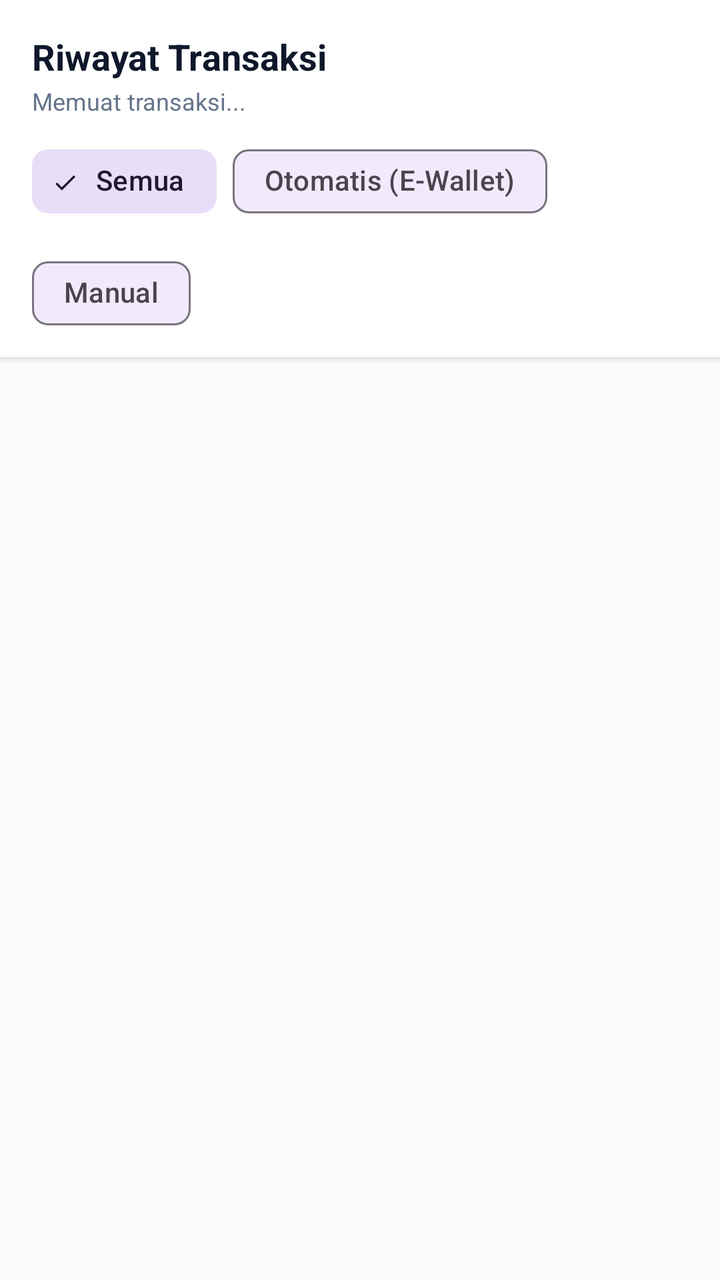
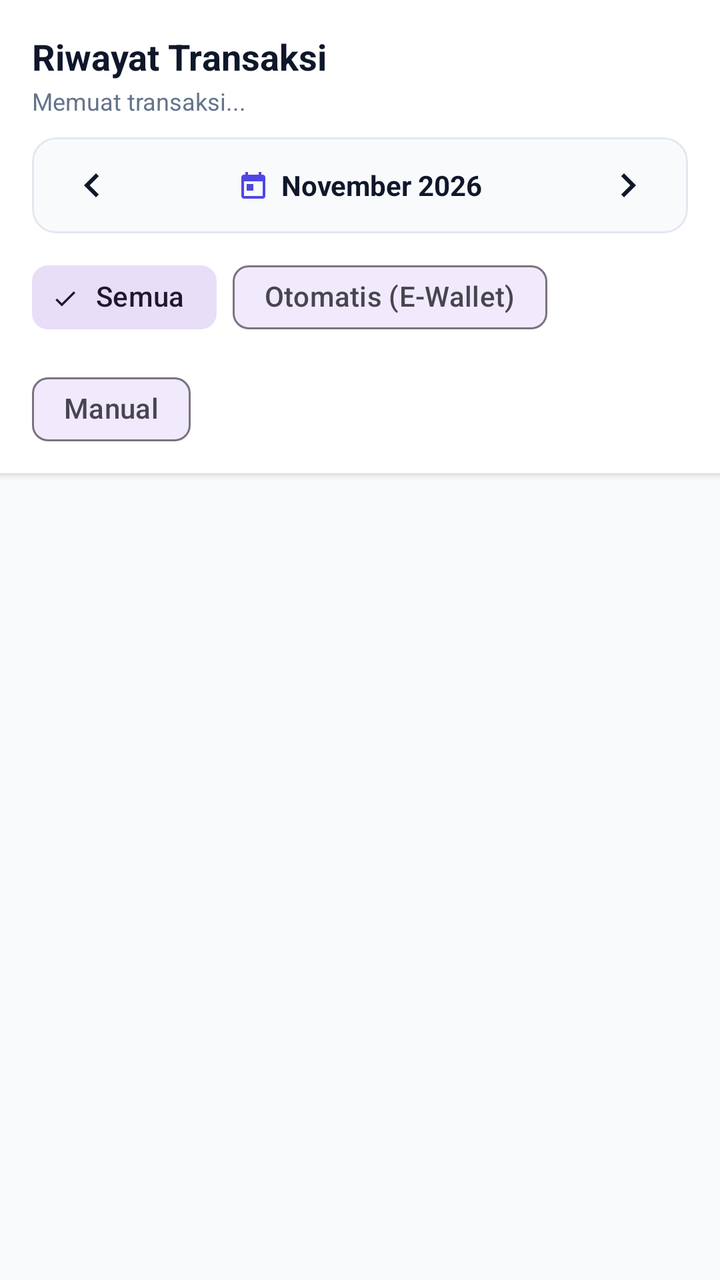

Before-and-after screenshots of an Android layout around one commit, followed by the original layout XML and the change that was made.
<!-- AndroidManifest.xml: application theme Theme.MyApplication -->
<!-- res/layout/fragment_history.xml -->
<?xml version="1.0" encoding="utf-8"?>
<LinearLayout
    xmlns:android="http://schemas.android.com/apk/res/android"
    xmlns:app="http://schemas.android.com/apk/res-auto"
    xmlns:tools="http://schemas.android.com/tools"
    android:layout_width="match_parent"
    android:layout_height="match_parent"
    android:orientation="vertical"
    android:background="@color/background_light">

    
    <LinearLayout
        android:layout_width="match_parent"
        android:layout_height="wrap_content"
        android:orientation="vertical"
        android:paddingHorizontal="16dp"
        android:paddingTop="16dp"
        android:paddingBottom="8dp"
        android:background="@color/surface_card"
        android:elevation="2dp">

        <TextView
            android:layout_width="wrap_content"
            android:layout_height="wrap_content"
            android:text="@string/transaction_history"
            android:textColor="@color/text_primary"
            android:textSize="18sp"
            android:textStyle="bold" />

        <TextView
            android:id="@+id/tv_transaction_count"
            android:layout_width="wrap_content"
            android:layout_height="wrap_content"
            android:layout_marginTop="2dp"
            android:text="Memuat transaksi..."
            android:textColor="@color/text_secondary"
            android:textSize="12sp" />

        
        <com.google.android.material.chip.ChipGroup
            android:id="@+id/chip_group_filter"
            android:layout_width="match_parent"
            android:layout_height="wrap_content"
            android:layout_marginTop="8dp"
            app:singleSelection="true">

            <com.google.android.material.chip.Chip
                android:id="@+id/chip_filter_all"
                style="@style/Widget.Material3.Chip.Filter"
                android:layout_width="wrap_content"
                android:layout_height="wrap_content"
                android:checked="true"
                android:text="@string/filter_all" />

            <com.google.android.material.chip.Chip
                android:id="@+id/chip_filter_auto"
                style="@style/Widget.Material3.Chip.Filter"
                android:layout_width="wrap_content"
                android:layout_height="wrap_content"
                android:text="@string/filter_auto" />

            <com.google.android.material.chip.Chip
                android:id="@+id/chip_filter_manual"
                style="@style/Widget.Material3.Chip.Filter"
                android:layout_width="wrap_content"
                android:layout_height="wrap_content"
                android:text="@string/filter_manual" />
        </com.google.android.material.chip.ChipGroup>
    </LinearLayout>

    <FrameLayout
        android:layout_width="match_parent"
        android:layout_height="match_parent">

        
        <androidx.recyclerview.widget.RecyclerView
            android:id="@+id/rv_transactions"
            android:layout_width="match_parent"
            android:layout_height="match_parent"
            android:clipToPadding="false"
            android:padding="16dp"
            tools:listitem="@layout/item_transaction" />

        
        <LinearLayout
            android:id="@+id/layout_empty_state"
            android:layout_width="match_parent"
            android:layout_height="match_parent"
            android:gravity="center"
            android:orientation="vertical"
            android:padding="32dp"
            android:visibility="gone">

            <ImageView
                android:layout_width="72dp"
                android:layout_height="72dp"
                android:src="@drawable/ic_wallet"
                app:tint="#94A3B8"
                android:contentDescription="Empty state" />

            <TextView
                android:layout_width="wrap_content"
                android:layout_height="wrap_content"
                android:layout_marginTop="16dp"
                android:gravity="center"
                android:text="@string/empty_transactions"
                android:textColor="@color/text_secondary"
                android:textSize="14sp" />
        </LinearLayout>
    </FrameLayout>

</LinearLayout>
<!-- res/layout/item_transaction.xml (included above) -->
<?xml version="1.0" encoding="utf-8"?>
<com.google.android.material.card.MaterialCardView
    xmlns:android="http://schemas.android.com/apk/res/android"
    xmlns:app="http://schemas.android.com/apk/res-auto"
    xmlns:tools="http://schemas.android.com/tools"
    android:layout_width="match_parent"
    android:layout_height="wrap_content"
    android:layout_marginBottom="10dp"
    app:cardCornerRadius="14dp"
    app:cardElevation="1dp"
    app:strokeWidth="1dp"
    app:strokeColor="@color/divider"
    app:cardBackgroundColor="@color/surface_card">

    <LinearLayout
        android:layout_width="match_parent"
        android:layout_height="wrap_content"
        android:orientation="horizontal"
        android:gravity="center_vertical"
        android:padding="14dp">

        
        <FrameLayout
            android:id="@+id/icon_container"
            android:layout_width="44dp"
            android:layout_height="44dp"
            android:background="@drawable/ic_launcher_background">

            <ImageView
                android:id="@+id/iv_category_icon"
                android:layout_width="22dp"
                android:layout_height="22dp"
                android:layout_gravity="center"
                android:src="@drawable/ic_wallet"
                app:tint="@color/white"
                android:contentDescription="Transaction Type" />
        </FrameLayout>

        
        <LinearLayout
            android:layout_width="0dp"
            android:layout_height="wrap_content"
            android:layout_weight="1"
            android:layout_marginStart="14dp"
            android:orientation="vertical">

            <TextView
                android:id="@+id/tv_merchant"
                android:layout_width="wrap_content"
                android:layout_height="wrap_content"
                android:text="Kopi Kenangan"
                android:textColor="@color/text_primary"
                android:textSize="15sp"
                android:textStyle="bold" />

            <LinearLayout
                android:layout_width="wrap_content"
                android:layout_height="wrap_content"
                android:layout_marginTop="3dp"
                android:gravity="center_vertical"
                android:orientation="horizontal">

                <TextView
                    android:id="@+id/tv_source_tag"
                    android:layout_width="wrap_content"
                    android:layout_height="wrap_content"
                    android:background="#E0E7FF"
                    android:paddingHorizontal="6dp"
                    android:paddingVertical="2dp"
                    android:text="GoPay"
                    android:textColor="@color/primary"
                    android:textSize="10sp"
                    android:textStyle="bold" />

                <TextView
                    android:id="@+id/tv_category"
                    android:layout_width="wrap_content"
                    android:layout_height="wrap_content"
                    android:layout_marginStart="6dp"
                    android:text="Food &amp; Beverage"
                    android:textColor="@color/text_secondary"
                    android:textSize="12sp" />
            </LinearLayout>

            <TextView
                android:id="@+id/tv_timestamp"
                android:layout_width="wrap_content"
                android:layout_height="wrap_content"
                android:layout_marginTop="3dp"
                android:text="Hari ini, 14:20"
                android:textColor="#94A3B8"
                android:textSize="11sp" />
        </LinearLayout>

        
        <LinearLayout
            android:layout_width="wrap_content"
            android:layout_height="wrap_content"
            android:gravity="end"
            android:orientation="vertical">

            <TextView
                android:id="@+id/tv_amount"
                android:layout_width="wrap_content"
                android:layout_height="wrap_content"
                android:text="- Rp 28.000"
                android:textColor="@color/accent_red"
                android:textSize="15sp"
                android:textStyle="bold" />

            <TextView
                android:id="@+id/tv_detection_mode"
                android:layout_width="wrap_content"
                android:layout_height="wrap_content"
                android:layout_marginTop="2dp"
                android:text="Auto"
                android:textColor="@color/accent_green"
                android:textSize="10sp" />
        </LinearLayout>

    </LinearLayout>
</com.google.android.material.card.MaterialCardView>
<!-- resources referenced by this layout -->
<resources>
  <color name="accent_green">#10B981</color>
  <color name="accent_red">#EF4444</color>
  <color name="background_light">#F8FAFC</color>
  <color name="divider">#E2E8F0</color>
  <color name="primary">#4F46E5</color>
  <color name="surface_card">#FFFFFF</color>
  <color name="text_primary">#0F172A</color>
  <color name="text_secondary">#64748B</color>
  <color name="white">#FFFFFF</color>
  <!-- drawable ic_launcher_background (drawable) -->
  <?xml version="1.0" encoding="utf-8"?>
  <color xmlns:android="http://schemas.android.com/apk/res/android"
      android:color="#4F46E5" />
  <!-- drawable ic_wallet (drawable) -->
  <vector xmlns:android="http://schemas.android.com/apk/res/android"
      android:width="24dp"
      android:height="24dp"
      android:viewportWidth="24"
      android:viewportHeight="24">
      <path
          android:fillColor="#FF000000"
          android:pathData="M21,18v1c0,1.1 -0.9,2 -2,2H5c-1.11,0 -2,-0.9 -2,-2V5c0,-1.1 0.89,-2 2,-2h14c1.1,0 2,0.9 2,2v1h-9c-1.11,0 -2,0.9 -2,2v8c0,1.1 0.89,2 2,2h9zm-9,-2h10V8H12v8zm4,-2.5c-.83,0 -1.5,-0.67 -1.5,-1.5s0.67,-1.5 1.5,-1.5 1.5,0.67 1.5,1.5 -0.67,1.5 -1.5,1.5z"/>
  </vector>
  <string name="empty_transactions">Belum ada transaksi tercatat.\nLakukan pembayaran e-wallet atau catat manual!</string>
  <string name="filter_all">Semua</string>
  <string name="filter_auto">Otomatis (E-Wallet)</string>
  <string name="filter_manual">Manual</string>
  <string name="transaction_history">Riwayat Transaksi</string>
  <style name="Theme.MyApplication" parent="Theme.Material3.DayNight.NoActionBar">
          <item name="colorPrimary">@color/primary</item>
          <item name="colorPrimaryVariant">@color/primary_variant</item>
          <item name="colorOnPrimary">@color/on_primary</item>
          <item name="colorSecondary">@color/secondary</item>
          <item name="colorSecondaryVariant">@color/secondary_variant</item>
          <item name="colorOnSecondary">@color/on_secondary</item>
          <item name="android:statusBarColor">@color/primary_variant</item>
          <item name="android:windowLightStatusBar">false</item>
      </style>
  <color name="primary_variant">#4338CA</color>
  <color name="on_primary">#FFFFFF</color>
  <color name="secondary">#06B6D4</color>
  <color name="secondary_variant">#0891B2</color>
  <color name="on_secondary">#FFFFFF</color>
</resources>

<!-- the commit's change to res/layout/fragment_history.xml (unified diff, before → after) -->
@@ -37,6 +37,71 @@
             android:textSize="12sp" />
 
         
+        <com.google.android.material.card.MaterialCardView
+            android:id="@+id/card_month_selector"
+            android:layout_width="match_parent"
+            android:layout_height="wrap_content"
+            android:layout_marginTop="10dp"
+            app:cardCornerRadius="12dp"
+            app:cardElevation="0dp"
+            app:strokeWidth="1dp"
+            app:strokeColor="@color/divider"
+            app:cardBackgroundColor="#F8FAFC">
+
+            <LinearLayout
+                android:layout_width="match_parent"
+                android:layout_height="48dp"
+                android:orientation="horizontal"
+                android:gravity="center_vertical"
+                android:paddingHorizontal="8dp">
+
+                <ImageButton
+                    android:id="@+id/btn_prev_month"
+                    android:layout_width="44dp"
+                    android:layout_height="44dp"
+                    android:background="?attr/selectableItemBackgroundBorderless"
+                    android:src="@drawable/ic_chevron_left"
+                    app:tint="@color/text_primary"
+                    android:contentDescription="Bulan Sebelumnya" />
+
+                <LinearLayout
+                    android:id="@+id/layout_month_label"
+                    android:layout_width="0dp"
+                    android:layout_height="match_parent"
+                    android:layout_weight="1"
+                    android:gravity="center"
+                    android:orientation="horizontal">
+
+                    <ImageView
+                        android:layout_width="16dp"
+                        android:layout_height="16dp"
+                        android:layout_marginEnd="6dp"
+                        android:src="@drawable/ic_calendar"
+                        app:tint="@color/primary"
+                        android:contentDescription="Kalender" />
+
+                    <TextView
+                        android:id="@+id/tv_current_month"
+                        android:layout_width="wrap_content"
+                        android:layout_height="wrap_content"
+                        android:text="November 2026"
+                        android:textColor="@color/text_primary"
+                        android:textSize="14sp"
+                        android:textStyle="bold" />
+                </LinearLayout>
+
+                <ImageButton
+                    android:id="@+id/btn_next_month"
+                    android:layout_width="44dp"
+                    android:layout_height="44dp"
+                    android:background="?attr/selectableItemBackgroundBorderless"
+                    android:src="@drawable/ic_chevron_right"
+                    app:tint="@color/text_primary"
+                    android:contentDescription="Bulan Berikutnya" />
+            </LinearLayout>
+        </com.google.android.material.card.MaterialCardView>
+
+        
         <com.google.android.material.chip.ChipGroup
             android:id="@+id/chip_group_filter"
             android:layout_width="match_parent"
@@ -99,6 +164,7 @@
                 android:contentDescription="Empty state" />
 
             <TextView
+                android:id="@+id/tv_empty_history_message"
                 android:layout_width="wrap_content"
                 android:layout_height="wrap_content"
                 android:layout_marginTop="16dp"
<!-- resource entries referenced after the edit -->
@@ -9,6 +9,36 @@
   <color name="text_primary">#0F172A</color>
   <color name="text_secondary">#64748B</color>
   <color name="white">#FFFFFF</color>
+  <!-- drawable ic_calendar (drawable) -->
+  <vector xmlns:android="http://schemas.android.com/apk/res/android"
+      android:width="24dp"
+      android:height="24dp"
+      android:viewportWidth="24"
+      android:viewportHeight="24">
+    <path
+        android:fillColor="#FF000000"
+        android:pathData="M19,4h-1V2h-2v2H8V2H6v2H5c-1.11,0 -1.99,0.9 -1.99,2L3,20c0,1.1 0.89,2 2,2h14c1.1,0 2,-0.9 2,-2V6c0,-1.1 -0.9,-2 -2,-2zm0,16H5V9h14v11zM7,11h5v5H7z"/>
+  </vector>
+  <!-- drawable ic_chevron_left (drawable) -->
+  <vector xmlns:android="http://schemas.android.com/apk/res/android"
+      android:width="24dp"
+      android:height="24dp"
+      android:viewportWidth="24"
+      android:viewportHeight="24">
+    <path
+        android:fillColor="#FF000000"
+        android:pathData="M15.41,7.41L14,6l-6,6 6,6 1.41,-1.41L10.83,12z"/>
+  </vector>
+  <!-- drawable ic_chevron_right (drawable) -->
+  <vector xmlns:android="http://schemas.android.com/apk/res/android"
+      android:width="24dp"
+      android:height="24dp"
+      android:viewportWidth="24"
+      android:viewportHeight="24">
+    <path
+        android:fillColor="#FF000000"
+        android:pathData="M10,6L8.59,7.41 13.17,12l-4.58,4.59L10,18l6,-6z"/>
+  </vector>
   <!-- drawable ic_launcher_background (drawable) -->
   <?xml version="1.0" encoding="utf-8"?>
   <color xmlns:android="http://schemas.android.com/apk/res/android"
